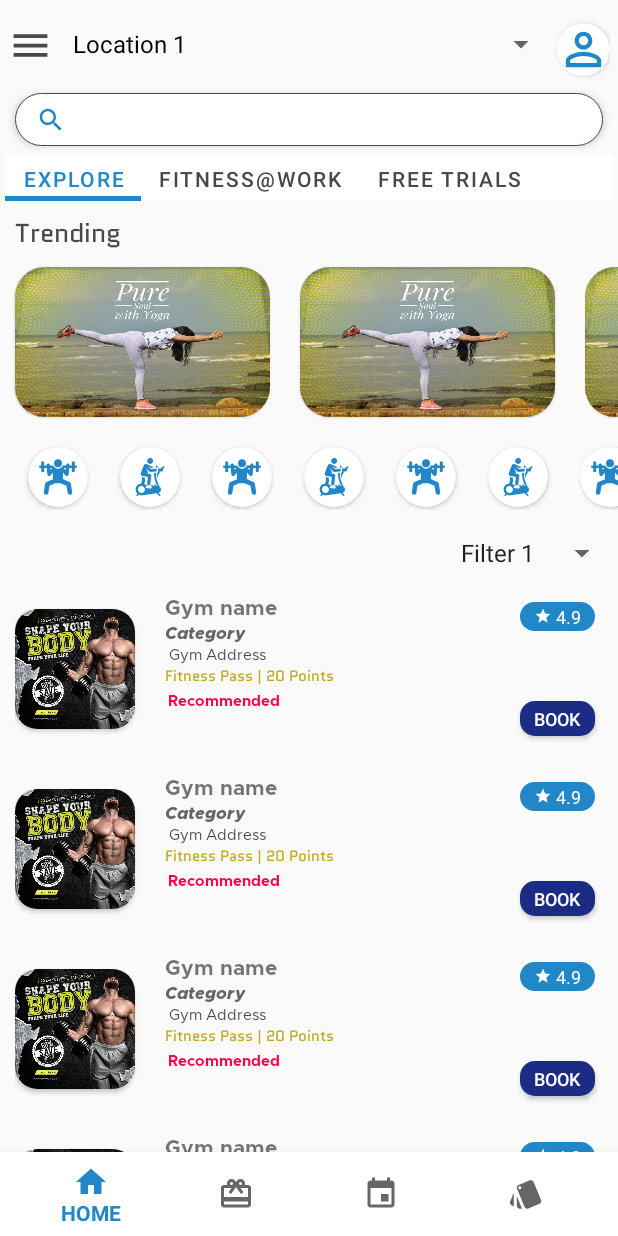
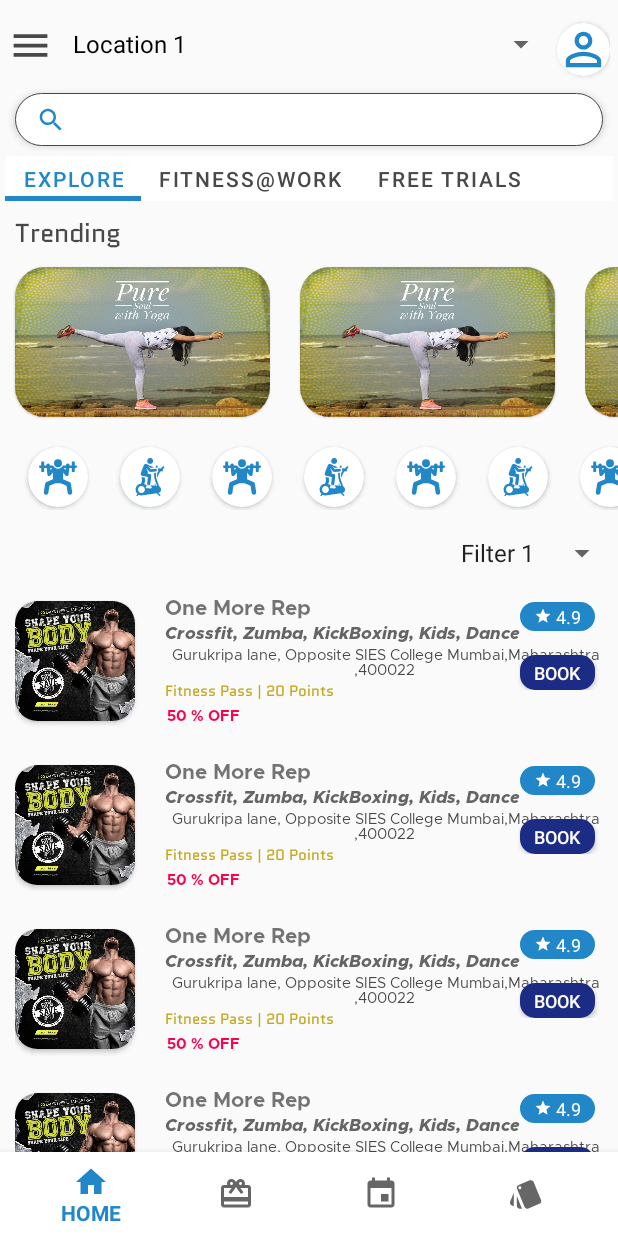
Before and after one commit to rishabh-hub/Fitness2020, an Android app: the screen it shows after launch (MainActivity), on a phone screen of 412 x 824 dp. Run offline under Robolectric (Android 15) with nearby library versions, the phone set to English and light mode, and no system bars.

Commit message:
please check the positioning of the rating and the book button in popular rv xml

```diff
--- a/app/src/main/java/com/example/fitness2020/fragments/HomeExploreTab.java
+++ b/app/src/main/java/com/example/fitness2020/fragments/HomeExploreTab.java
@@ -119,7 +119,7 @@ public class HomeExploreTab extends Fragment {
 
             trendingRvModels.add(new TrendingRvModel(R.drawable.trending_activity));
 
-            popularRvModels.add(new PopularRvModel(R.drawable.gym_photo,"Gym name","Category"," Gym Address","Recommended","4.9"));
+            popularRvModels.add(new PopularRvModel(R.drawable.gym_photo,"One More Rep","Crossfit, Zumba, KickBoxing, Kids, Dance"," Gurukripa lane, Opposite SIES College Mumbai,Maharashtra ,400022","50 % OFF","4.9"));
 
             popularHorizontalRvModels.add(new PopularHorizontalRvModel(R.drawable.trending_activity,"Gym name","Gym Category","Available on thi day from time -"));
         }
--- a/app/src/main/res/layout/popular_rv_xml.xml
+++ b/app/src/main/res/layout/popular_rv_xml.xml
@@ -5,7 +5,7 @@
     android:layout_margin="10sp"
     android:gravity="center"
     android:layout_width="match_parent"
-    android:layout_height="100sp">
+    android:layout_height="wrap_content">
 
     <androidx.cardview.widget.CardView
         android:layout_width="80dp"
@@ -26,7 +26,7 @@
         android:layout_width="wrap_content"
         android:layout_height="wrap_content"
         android:layout_marginLeft="20dp"
-        android:layout_toLeftOf="@id/popular_rv_xml_book"
+        android:layout_toLeftOf="@id/popular_rv_xml_buttons"
         android:layout_toEndOf="@id/popular_rv_xml_cardvw"
         android:id="@+id/popular_rv_xml_text"
         >
@@ -89,6 +89,13 @@
 
 
     </RelativeLayout>
+
+   <RelativeLayout
+       android:layout_width="wrap_content"
+       android:layout_height="match_parent"
+       android:id="@+id/popular_rv_xml_buttons"
+       android:layout_alignParentRight="true"
+       >
     <Button
         android:layout_width="50dp"
         android:layout_height="23dp"
@@ -98,21 +105,22 @@
         android:textColor="#fff"
         android:textSize="12sp"
         android:padding="1dp"
+        android:layout_below="@id/popular_rv_xml_rating_linlay"
+        android:layout_alignParentBottom="true"
         android:background="@drawable/bg_button"
         android:backgroundTint="@color/bookBtn"
         android:id="@+id/popular_rv_xml_book"
-        android:layout_alignParentEnd="true"
-        android:layout_alignParentBottom="true"
+
         />
 
     <LinearLayout
         android:layout_width="50dp"
         android:layout_height="wrap_content"
-        android:layout_alignParentEnd="true"
-        android:layout_alignParentTop="true"
         android:orientation="horizontal"
         android:gravity="center"
         android:layout_margin="5dp"
+        android:layout_alignParentTop="true"
+        android:id="@+id/popular_rv_xml_rating_linlay"
         android:background="@drawable/bg_button"
         >
 
@@ -136,4 +144,6 @@
         />
     </LinearLayout>
 
+   </RelativeLayout>
+
 </RelativeLayout>
```
